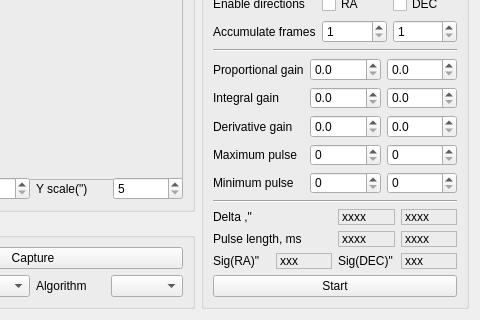
First picture: the form in kstars/ekos/guide/guider.ui, repository KDE/kstars, before the edit; both pictures show x 140 to 620 and y 160 to 480 of the 620 by 480 pixel window.
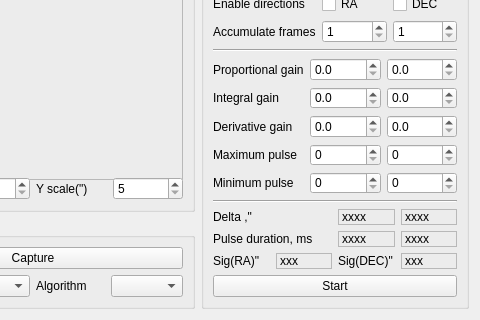
Second picture: the form after the edit.

Commit message: Fix for english term: use word "duration" for duration of pulses instead word "length"

What changed in the file:
```diff
--- a/kstars/ekos/guide/guider.ui
+++ b/kstars/ekos/guide/guider.ui
@@ -524,7 +524,7 @@
           <item row="1" column="0">
            <widget class="QLabel" name="l_17">
             <property name="text">
-             <string>Pulse length, ms</string>
+             <string>Pulse duration, ms</string>
             </property>
            </widget>
           </item>
```
